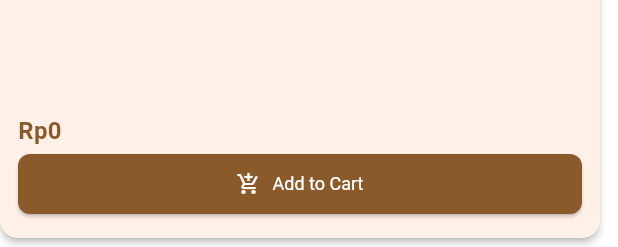
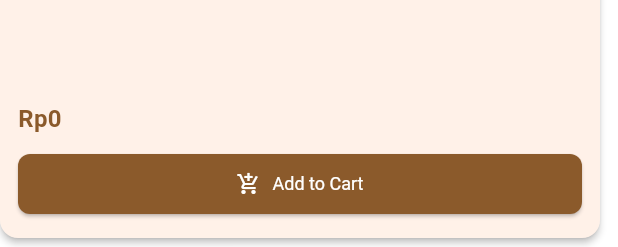
Before and after one commit to nazuhifu/responsi-pab, a Flutter app: the ProductCard widget shown alone on an empty page, opened directly with empty values, on a phone screen of 412 x 824 dp. Shown: the part 986-1233 px from the top of the screen. Run offline on Flutter 3.47's test engine with Material 3 defaults, Android fonts, the phone set to English and light mode, and no system bars; our stand-ins replace carousel_slider, cloud_firestore, firebase_auth, firebase_core, flutter_rating_bar, shared_preferences; accounts and stored records are empty.

Commit message:
resolve conflict

```diff
--- a/lib/screens/home_screen.dart
+++ b/lib/screens/home_screen.dart
@@ -280,7 +280,7 @@ Widget _buildCategoriesSection() {
           ),
         ),
         SizedBox(
-          height: 280,
+          height: 320,
           child: ListView.builder(
             scrollDirection: Axis.horizontal,
             padding: const EdgeInsets.symmetric(horizontal: 16),
@@ -331,7 +331,7 @@ Widget _buildCategoriesSection() {
                   ),
                 ),
                 const Text(
-                  'On orders over Rp 10.000.000',
+                  'On orders over Rp5.000.000',
                   style: TextStyle(color: Colors.grey),
                 ),
                 const SizedBox(height: 8),
--- /dev/null
+++ b/lib/utils/formatter.dart
@@ -0,0 +1,9 @@
+import 'package:intl/intl.dart';
+
+String formatRupiah(num number) {
+  return NumberFormat.currency(
+    locale: 'id_ID',
+    symbol: 'Rp',
+    decimalDigits: 0,
+  ).format(number);
+}
--- a/lib/widgets/product_card.dart
+++ b/lib/widgets/product_card.dart
@@ -1,5 +1,6 @@
 import 'package:flutter/material.dart';
 import 'package:provider/provider.dart';
+import '../utils/formatter.dart';
 import 'dart:convert';
 import '../models/product.dart';
 import '../providers/cart_provider.dart';
@@ -21,6 +22,12 @@ class ProductCard extends StatelessWidget {
 
   @override
   Widget build(BuildContext context) {
+    return LayoutBuilder(
+      builder: (context, constraints) {
+        final isWide = constraints.maxWidth > 180;
+        final titleFontSize = isWide ? 14.0 : 12.0;
+        final priceFontSize = isWide ? 16.0 : 14.0;
+
         return Card(
           margin: const EdgeInsets.only(right: 12, bottom: 8),
           child: InkWell(
@@ -36,12 +43,41 @@ class ProductCard extends StatelessWidget {
                     child: Column(
                       crossAxisAlignment: CrossAxisAlignment.start,
                       children: [
+                        Expanded(
+                          child: Column(
+                            crossAxisAlignment: CrossAxisAlignment.start,
+                            children: [
                               _buildCategory(),
-                    _buildName(),
+                              const SizedBox(height: 4),
+                              Text(
+                                product.name,
+                                style: TextStyle(
+                                  fontSize: titleFontSize,
+                                  fontWeight: FontWeight.w600,
+                                ),
+                                maxLines: 2,
+                                overflow: TextOverflow.ellipsis,
+                              ),
+                              const SizedBox(height: 4),
                               _buildRating(),
-                    const Spacer(),
-                    _buildPrice(),
-                    if (showAddToCart) _buildActions(context),
+                            ],
+                          ),
+                        ),
+                        const SizedBox(height: 8),
+                        Text(
+                          formatRupiah(product.price),
+                          style: TextStyle(
+                            fontSize: priceFontSize,
+                            fontWeight: FontWeight.bold,
+                            color: AppTheme.primaryColor,
+                          ),
+                          maxLines: 1,
+                          overflow: TextOverflow.ellipsis,
+                        ),
+                        if (showAddToCart) ...[
+                          const SizedBox(height: 8),
+                          _buildActions(context),
+                        ],
                       ],
                     ),
                   ),
@@ -49,6 +85,8 @@ class ProductCard extends StatelessWidget {
               ],
             ),
           ),
+        );
+      },
     );
   }
 
@@ -148,20 +186,14 @@ class ProductCard extends StatelessWidget {
   Widget _buildCategory() {
     return Text(
       product.category,
-      style: const TextStyle(
-        fontSize: 12,
-        color: Colors.grey,
-      ),
+      style: const TextStyle(fontSize: 12, color: Colors.grey),
     );
   }
 
   Widget _buildName() {
     return Text(
       product.name,
-      style: const TextStyle(
-        fontSize: 14,
-        fontWeight: FontWeight.w600,
-      ),
+      style: const TextStyle(fontSize: 14, fontWeight: FontWeight.w600),
       maxLines: 2,
       overflow: TextOverflow.ellipsis,
     );
@@ -172,35 +204,32 @@ class ProductCard extends StatelessWidget {
 
     return Row(
       children: [
-        const Icon(
-          Icons.star,
-          size: 14,
-          color: Colors.amber,
-        ),
+        const Icon(Icons.star, size: 14, color: Colors.amber),
         const SizedBox(width: 4),
         Text(
           product.rating.toStringAsFixed(1),
-          style: const TextStyle(
-            fontSize: 12,
-            color: Colors.grey,
-          ),
+          style: const TextStyle(fontSize: 12, color: Colors.grey),
         ),
         Text(
           ' (${product.reviewCount})',
-          style: const TextStyle(
-            fontSize: 12,
-            color: Colors.grey,
-          ),
+          style: const TextStyle(fontSize: 12, color: Colors.grey),
         ),
       ],
     );
   }
 
   Widget _buildPrice() {
+<<<<<<< HEAD
     final formatter = NumberFormat('#,###', 'id_ID');
 
     return Text(
       'Rp${formatter.format(product.price)}',
+=======
+    final formattedPrice = formatRupiah(product.price);
+
+    return Text(
+      formattedPrice,
+>>>>>>> 4b4643c79c9fb21632c1805183f166873a945885
       style: const TextStyle(
         fontSize: 16,
         fontWeight: FontWeight.bold,
--- a/pubspec.yaml
+++ b/pubspec.yaml
@@ -41,7 +41,11 @@ dependencies:
   firebase_auth: ^4.17.4
   cloud_firestore: ^4.7.1
   firebase_core: ^2.27.0
+<<<<<<< HEAD
   intl: ^0.18.1
+=======
+  intl: ^0.20.2
+>>>>>>> 4b4643c79c9fb21632c1805183f166873a945885
 
 dev_dependencies:
   flutter_test:
```
Also changed, not shown: lib/screens/cart/cart_screen.dart (+4 -13 lines), lib/screens/cart/checkout_screen.dart (+6 -4 lines), lib/screens/products/product_detail_screen.dart (+13 -0 lines), lib/screens/products/products_screen.dart (+31 -13 lines), lib/widgets/cart_item_card.dart (+12 -0 lines), pubspec.lock. Lines whose indentation alone changed are shown as unchanged.
